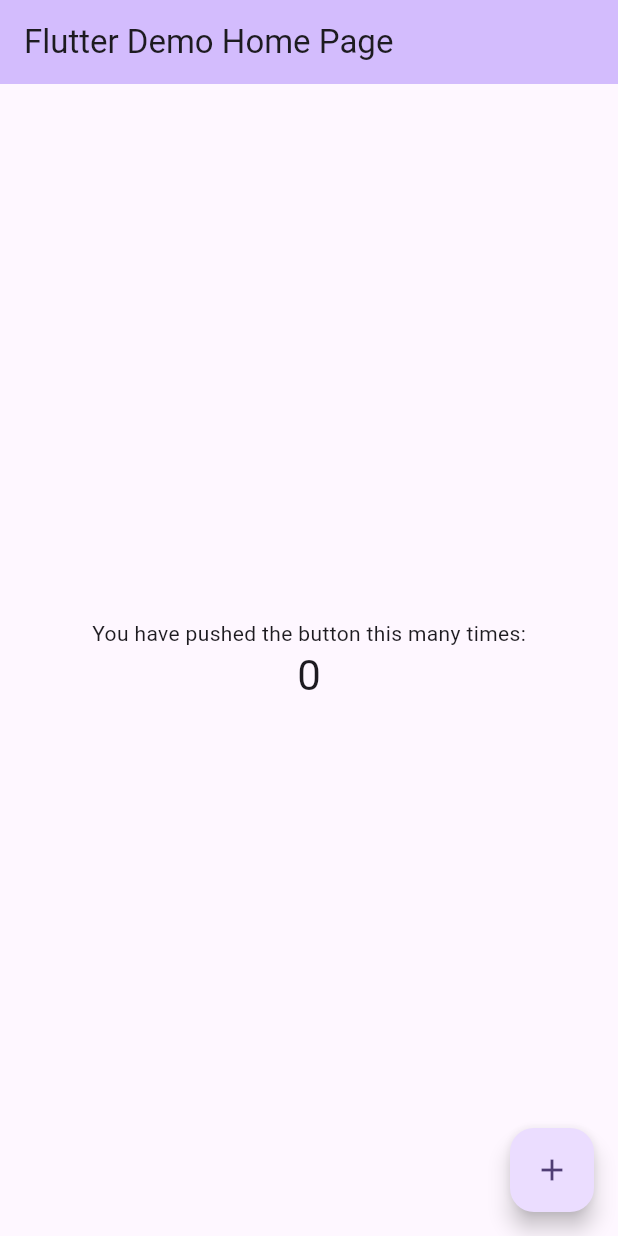
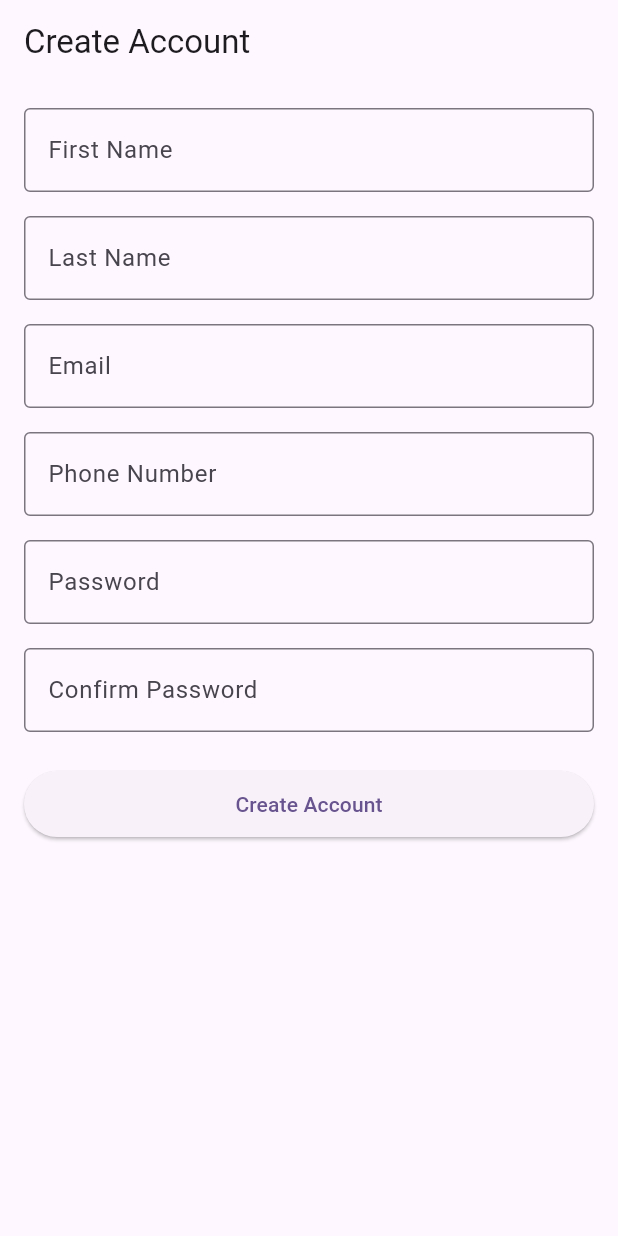
Before and after one commit to reemaz-1/Seer-, a Flutter app: the screen it shows after launch, on a phone screen of 412 x 824 dp. Run offline on Flutter 3.47's test engine with Material 3 defaults, Android fonts, the light colour scheme and no system bars; our stand-ins replace cloud_firestore, firebase_auth, firebase_core; missing offline and left inert: firebase_app_check; accounts and stored records are empty.

Commit message:
Add customer registration with Firebase Auth and Firestore
- Added registration form with validation
- Integrated Firebase Authentication and email verification
- Saved customer data to Firestore

```diff
--- a/lib/main.dart
+++ b/lib/main.dart
@@ -1,122 +1,32 @@
 import 'package:flutter/material.dart';
+import 'package:firebase_core/firebase_core.dart';
+import 'package:firebase_app_check/firebase_app_check.dart';
+import 'firebase_options.dart';
+import 'screens/customer_registration_screen.dart';
 
-void main() {
+void main() async {
+  WidgetsFlutterBinding.ensureInitialized();
+  await Firebase.initializeApp(
+    options: DefaultFirebaseOptions.currentPlatform,
+  );
+  await FirebaseAppCheck.instance.activate(
+    androidProvider: AndroidProvider.debug,
+  );
   runApp(const MyApp());
 }
 
 class MyApp extends StatelessWidget {
   const MyApp({super.key});
 
-  // This widget is the root of your application.
   @override
   Widget build(BuildContext context) {
     return MaterialApp(
-      title: 'Flutter Demo',
+      debugShowCheckedModeBanner: false,
+      title: 'Seer',
       theme: ThemeData(
-        // This is the theme of your application.
-        //
-        // TRY THIS: Try running your application with "flutter run". You'll see
-        // the application has a purple toolbar. Then, without quitting the app,
-        // try changing the seedColor in the colorScheme below to Colors.green
-        // and then invoke "hot reload" (save your changes or press the "hot
-        // reload" button in a Flutter-supported IDE, or press "r" if you used
-        // the command line to start the app).
-        //
-        // Notice that the counter didn't reset back to zero; the application
-        // state is not lost during the reload. To reset the state, use hot
-        // restart instead.
-        //
-        // This works for code too, not just values: Most code changes can be
-        // tested with just a hot reload.
-        colorScheme: .fromSeed(seedColor: Colors.deepPurple),
+        colorScheme: ColorScheme.fromSeed(seedColor: Colors.deepPurple),
       ),
-      home: const MyHomePage(title: 'Flutter Demo Home Page'),
+      home: const CustomerRegistrationScreen(),
     );
   }
 }
-
-class MyHomePage extends StatefulWidget {
-  const MyHomePage({super.key, required this.title});
-
-  // This widget is the home page of your application. It is stateful, meaning
-  // that it has a State object (defined below) that contains fields that affect
-  // how it looks.
-
-  // This class is the configuration for the state. It holds the values (in this
-  // case the title) provided by the parent (in this case the App widget) and
-  // used by the build method of the State. Fields in a Widget subclass are
-  // always marked "final".
-
-  final String title;
-
-  @override
-  State<MyHomePage> createState() => _MyHomePageState();
-}
-
-class _MyHomePageState extends State<MyHomePage> {
-  int _counter = 0;
-
-  void _incrementCounter() {
-    setState(() {
-      // This call to setState tells the Flutter framework that something has
-      // changed in this State, which causes it to rerun the build method below
-      // so that the display can reflect the updated values. If we changed
-      // _counter without calling setState(), then the build method would not be
-      // called again, and so nothing would appear to happen.
-      _counter++;
-    });
-  }
-
-  @override
-  Widget build(BuildContext context) {
-    // This method is rerun every time setState is called, for instance as done
-    // by the _incrementCounter method above.
-    //
-    // The Flutter framework has been optimized to make rerunning build methods
-    // fast, so that you can just rebuild anything that needs updating rather
-    // than having to individually change instances of widgets.
-    return Scaffold(
-      appBar: AppBar(
-        // TRY THIS: Try changing the color here to a specific color (to
-        // Colors.amber, perhaps?) and trigger a hot reload to see the AppBar
-        // change color while the other colors stay the same.
-        backgroundColor: Theme.of(context).colorScheme.inversePrimary,
-        // Here we take the value from the MyHomePage object that was created by
-        // the App.build method, and use it to set our appbar title.
-        title: Text(widget.title),
-      ),
-      body: Center(
-        // Center is a layout widget. It takes a single child and positions it
-        // in the middle of the parent.
-        child: Column(
-          // Column is also a layout widget. It takes a list of children and
-          // arranges them vertically. By default, it sizes itself to fit its
-          // children horizontally, and tries to be as tall as its parent.
-          //
-          // Column has various properties to control how it sizes itself and
-          // how it positions its children. Here we use mainAxisAlignment to
-          // center the children vertically; the main axis here is the vertical
-          // axis because Columns are vertical (the cross axis would be
-          // horizontal).
-          //
-          // TRY THIS: Invoke "debug painting" (choose the "Toggle Debug Paint"
-          // action in the IDE, or press "p" in the console), to see the
-          // wireframe for each widget.
-          mainAxisAlignment: .center,
-          children: [
-            const Text('You have pushed the button this many times:'),
-            Text(
-              '$_counter',
-              style: Theme.of(context).textTheme.headlineMedium,
-            ),
-          ],
-        ),
-      ),
-      floatingActionButton: FloatingActionButton(
-        onPressed: _incrementCounter,
-        tooltip: 'Increment',
-        child: const Icon(Icons.add),
-      ),
-    );
-  }
-}
--- /dev/null
+++ b/lib/screens/customer_registration_screen.dart
@@ -0,0 +1,240 @@
+import 'package:flutter/material.dart';
+import 'package:firebase_auth/firebase_auth.dart';
+import 'package:cloud_firestore/cloud_firestore.dart';
+
+class CustomerRegistrationScreen extends StatefulWidget {
+  const CustomerRegistrationScreen({super.key});
+
+  @override
+  State<CustomerRegistrationScreen> createState() =>
+      _CustomerRegistrationScreenState();
+}
+
+class _CustomerRegistrationScreenState
+    extends State<CustomerRegistrationScreen> {
+  final _formKey = GlobalKey<FormState>();
+
+  final TextEditingController _firstNameController = TextEditingController();
+  final TextEditingController _lastNameController = TextEditingController();
+  final TextEditingController _emailController = TextEditingController();
+  final TextEditingController _phoneController = TextEditingController();
+  final TextEditingController _passwordController = TextEditingController();
+  final TextEditingController _confirmPasswordController =
+      TextEditingController();
+
+  bool _isLoading = false;
+
+  @override
+  void dispose() {
+    _firstNameController.dispose();
+    _lastNameController.dispose();
+    _emailController.dispose();
+    _phoneController.dispose();
+    _passwordController.dispose();
+    _confirmPasswordController.dispose();
+    super.dispose();
+  }
+
+  Future<void> _submitForm() async {
+    if (!_formKey.currentState!.validate()) {
+      return;
+    }
+
+    setState(() {
+      _isLoading = true;
+    });
+
+    try {
+      // Step 1: Create the account with Firebase Authentication
+      final UserCredential userCredential =
+          await FirebaseAuth.instance.createUserWithEmailAndPassword(
+        email: _emailController.text.trim(),
+        password: _passwordController.text,
+      );
+
+      // Step 2: Send the verification email
+      await userCredential.user!.sendEmailVerification();
+
+      // Step 3: Save extra customer data in Firestore
+      await FirebaseFirestore.instance
+          .collection('customers')
+          .doc(userCredential.user!.uid)
+          .set({
+        'firstName': _firstNameController.text.trim(),
+        'lastName': _lastNameController.text.trim(),
+        'email': _emailController.text.trim(),
+        'phone': _phoneController.text.trim(),
+        'createdAt': FieldValue.serverTimestamp(),
+      });
+
+      if (!mounted) return;
+
+      ScaffoldMessenger.of(context).showSnackBar(
+        const SnackBar(
+          content: Text(
+            'Account created! Please check your email to verify your account.',
+          ),
+        ),
+      );
+    } on FirebaseAuthException catch (e) {
+      String message = 'An error occurred. Please try again.';
+      if (e.code == 'email-already-in-use') {
+        message = 'This email is already registered.';
+      } else if (e.code == 'weak-password') {
+        message = 'The password is too weak.';
+      } else if (e.code == 'invalid-email') {
+        message = 'Please enter a valid email address.';
+      }
+
+      if (!mounted) return;
+      ScaffoldMessenger.of(context).showSnackBar(
+        SnackBar(content: Text(message)),
+      );
+    } catch (e) {
+      if (!mounted) return;
+      ScaffoldMessenger.of(context).showSnackBar(
+        const SnackBar(content: Text('Something went wrong. Please try again.')),
+      );
+    } finally {
+      if (mounted) {
+        setState(() {
+          _isLoading = false;
+        });
+      }
+    }
+  }
+
+  @override
+  Widget build(BuildContext context) {
+    return Scaffold(
+      appBar: AppBar(
+        title: const Text('Create Account'),
+      ),
+      body: Form(
+        key: _formKey,
+        child: SingleChildScrollView(
+          padding: const EdgeInsets.all(16.0),
+          child: Column(
+            crossAxisAlignment: CrossAxisAlignment.stretch,
+            children: [
+              TextFormField(
+                controller: _firstNameController,
+                decoration: const InputDecoration(
+                  labelText: 'First Name',
+                  border: OutlineInputBorder(),
+                ),
+                validator: (value) {
+                  if (value == null || value.trim().isEmpty) {
+                    return 'Please enter your first name';
+                  }
+                  return null;
+                },
+              ),
+              const SizedBox(height: 16),
+              TextFormField(
+                controller: _lastNameController,
+                decoration: const InputDecoration(
+                  labelText: 'Last Name',
+                  border: OutlineInputBorder(),
+                ),
+                validator: (value) {
+                  if (value == null || value.trim().isEmpty) {
+                    return 'Please enter your last name';
+                  }
+                  return null;
+                },
+              ),
+              const SizedBox(height: 16),
+              TextFormField(
+                controller: _emailController,
+                keyboardType: TextInputType.emailAddress,
+                decoration: const InputDecoration(
+                  labelText: 'Email',
+                  border: OutlineInputBorder(),
+                ),
+                validator: (value) {
+                  if (value == null || value.trim().isEmpty) {
+                    return 'Please enter your email';
+                  }
+                  final emailRegex = RegExp(r'^[^@\s]+@[^@\s]+\.[^@\s]+$');
+                  if (!emailRegex.hasMatch(value.trim())) {
+                    return 'Please enter a valid email';
+                  }
+                  return null;
+                },
+              ),
+              const SizedBox(height: 16),
+              TextFormField(
+                controller: _phoneController,
+                keyboardType: TextInputType.phone,
+                decoration: const InputDecoration(
+                  labelText: 'Phone Number',
+                  border: OutlineInputBorder(),
+                ),
+                validator: (value) {
+                  if (value == null || value.trim().isEmpty) {
+                    return 'Please enter your phone number';
+                  }
+                  if (value.trim().length < 9) {
+                    return 'Please enter a valid phone number';
+                  }
+                  return null;
+                },
+              ),
+              const SizedBox(height: 16),
+              TextFormField(
+                controller: _passwordController,
+                obscureText: true,
+                decoration: const InputDecoration(
+                  labelText: 'Password',
+                  border: OutlineInputBorder(),
+                ),
+                validator: (value) {
+                  if (value == null || value.isEmpty) {
+                    return 'Please enter a password';
+                  }
+                  if (value.length < 8) {
+                    return 'Password must be at least 8 characters';
+                  }
+                  return null;
+                },
+              ),
+              const SizedBox(height: 16),
+              TextFormField(
+                controller: _confirmPasswordController,
+                obscureText: true,
+                decoration: const InputDecoration(
+                  labelText: 'Confirm Password',
+                  border: OutlineInputBorder(),
+                ),
+                validator: (value) {
+                  if (value == null || value.isEmpty) {
+                    return 'Please confirm your password';
+                  }
+                  if (value != _passwordController.text) {
+                    return 'Passwords do not match';
+                  }
+                  return null;
+                },
+              ),
+              const SizedBox(height: 24),
+              ElevatedButton(
+                onPressed: _isLoading ? null : _submitForm,
+                child: Padding(
+                  padding: const EdgeInsets.symmetric(vertical: 12.0),
+                  child: _isLoading
+                      ? const SizedBox(
+                          height: 20,
+                          width: 20,
+                          child: CircularProgressIndicator(strokeWidth: 2),
+                        )
+                      : const Text('Create Account'),
+                ),
+              ),
+            ],
+          ),
+        ),
+      ),
+    );
+  }
+}
--- a/pubspec.yaml
+++ b/pubspec.yaml
@@ -30,6 +30,9 @@ environment:
 dependencies:
   flutter:
     sdk: flutter
+  firebase_auth: ^5.3.1
+  cloud_firestore: ^5.4.4
+  firebase_app_check: ^0.3.1
 
   # The following adds the Cupertino Icons font to your application.
   # Use with the CupertinoIcons class for iOS style icons.
```
Also changed, not shown: firebase.json (added), lib/firebase_options.dart (added), pubspec.lock, 5 other files.
